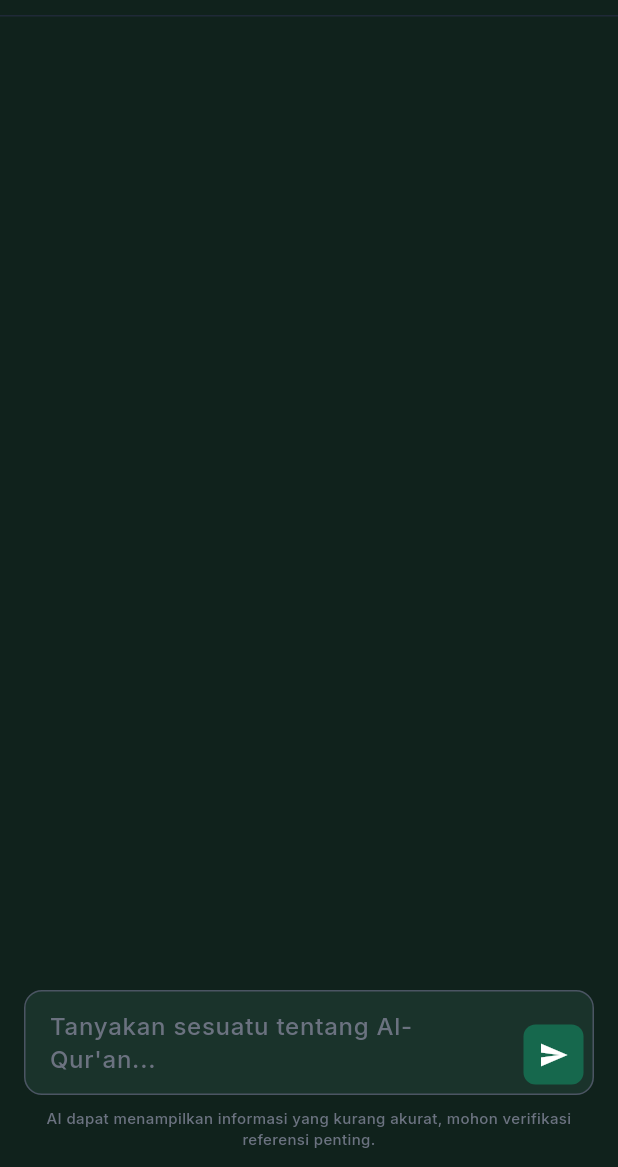
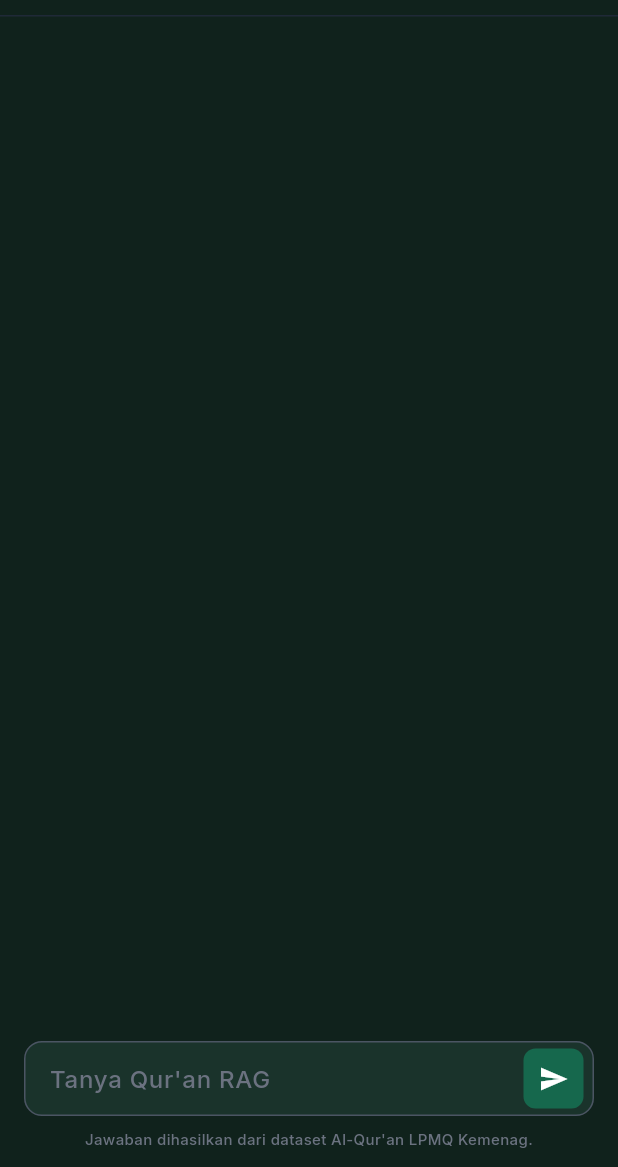
Before and after one commit to Almaghribiyya/Skripsi, a Flutter app: the ChatView screen opened by its route, after a tap on the "menu" icon, after a tap on the "person" icon, on a phone screen of 412 x 824 dp, the part 69-1236 px from its top. Run offline on Flutter 3.47's test engine with Material 3 defaults, Android fonts, the light colour scheme and no system bars; our stand-ins replace cached_network_image, cloud_firestore, firebase_auth, firebase_core, google_fonts, google_sign_in and 1 more; accounts and stored records are empty; network calls fail.

Commit message:
feat: update chat input composer and user profile display; refine sidebar menu and title section text

```diff
--- a/frontend/lib/views/widgets/chat/chat_input_composer.dart
+++ b/frontend/lib/views/widgets/chat/chat_input_composer.dart
@@ -95,7 +95,7 @@ class _ChatInputComposerState extends State<ChatInputComposer> {
                           ],
                   ),
                   child: Row(
-                    crossAxisAlignment: CrossAxisAlignment.end,
+                    crossAxisAlignment: CrossAxisAlignment.center,
                     children: [
                       // Kolom teks
                       Expanded(
@@ -113,7 +113,7 @@ class _ChatInputComposerState extends State<ChatInputComposer> {
                               height: 1.4,
                             ),
                             decoration: InputDecoration(
-                              hintText: "Tanyakan sesuatu tentang Al-Qur'an...",
+                              hintText: "Tanya Qur'an RAG",
                               hintStyle: GoogleFonts.inter(
                                 fontSize: 16,
                                 color: isDark
@@ -131,7 +131,7 @@ class _ChatInputComposerState extends State<ChatInputComposer> {
                       ),
                       // Tombol kirim
                       Padding(
-                        padding: const EdgeInsets.only(right: 6, bottom: 6),
+                        padding: const EdgeInsets.only(right: 6),
                         child: _SendButton(
                           enabled: _hasText,
                           onPressed: _send,
@@ -144,7 +144,7 @@ class _ChatInputComposerState extends State<ChatInputComposer> {
                 Padding(
                   padding: const EdgeInsets.only(top: 8),
                   child: Text(
-                    'AI dapat menampilkan informasi yang kurang akurat, mohon verifikasi referensi penting.',
+                    'Jawaban dihasilkan dari dataset Al-Qur\'an LPMQ Kemenag.',
                     textAlign: TextAlign.center,
                     style: GoogleFonts.inter(
                       fontSize: 10,
--- a/frontend/lib/views/widgets/drawer/drawer_user_profile.dart
+++ b/frontend/lib/views/widgets/drawer/drawer_user_profile.dart
@@ -11,14 +11,12 @@ class DrawerUserProfile extends StatelessWidget {
   const DrawerUserProfile({
     super.key,
     this.displayName,
-    this.membershipLabel = 'Peneliti',
     this.avatarUrl,
     this.isOnline = true,
     required this.onLogout,
   });
 
   final String? displayName;
-  final String membershipLabel;
   final String? avatarUrl;
   final bool isOnline;
   final VoidCallback onLogout;
@@ -50,13 +48,9 @@ class DrawerUserProfile extends StatelessWidget {
               isDark: isDark,
             ),
             const SizedBox(width: 12),
-            // Name + membership
+            // Name
             Expanded(
-              child: Column(
-                crossAxisAlignment: CrossAxisAlignment.start,
-                mainAxisSize: MainAxisSize.min,
-                children: [
-                  Text(
+              child: Text(
                 name,
                 maxLines: 1,
                 overflow: TextOverflow.ellipsis,
@@ -65,18 +59,6 @@ class DrawerUserProfile extends StatelessWidget {
                   fontWeight: FontWeight.w600,
                   color: isDark ? Colors.white : AppColors.slate900,
                 ),
-                  ),
-                  const SizedBox(height: 2),
-                  Text(
-                    membershipLabel,
-                    maxLines: 1,
-                    overflow: TextOverflow.ellipsis,
-                    style: GoogleFonts.inter(
-                      fontSize: 12,
-                      color: isDark ? AppColors.slate400 : AppColors.slate500,
-                    ),
-                  ),
-                ],
               ),
             ),
             // Logout button
--- a/frontend/lib/views/widgets/sidebar_menu.dart
+++ b/frontend/lib/views/widgets/sidebar_menu.dart
@@ -193,8 +193,7 @@ class SidebarMenu extends StatelessWidget {
               children: [
                 Text(
                   'Sistem Tanya Jawab Al-Qur\'an berbasis AI '
-                  '(Retrieval-Augmented Generation) yang dikembangkan '
-                  'sebagai prototipe penelitian akademik.',
+                  '(Retrieval-Augmented Generation).',
                   style: GoogleFonts.inter(
                     fontSize: 14,
                     height: 1.5,
--- a/frontend/lib/views/widgets/welcome/title_section.dart
+++ b/frontend/lib/views/widgets/welcome/title_section.dart
@@ -56,7 +56,7 @@ class TitleSection extends StatelessWidget {
           ConstrainedBox(
             constraints: const BoxConstraints(maxWidth: 280),
             child: Text(
-              'Pendamping spiritual Anda untuk memahami Al-Qur\'an Al-Karim.',
+              'Teman bertanya Al-Qur\'an',
               textAlign: TextAlign.center,
               style: GoogleFonts.inter(
                 fontSize: 18,
```
Lines whose indentation alone changed are shown as unchanged.
